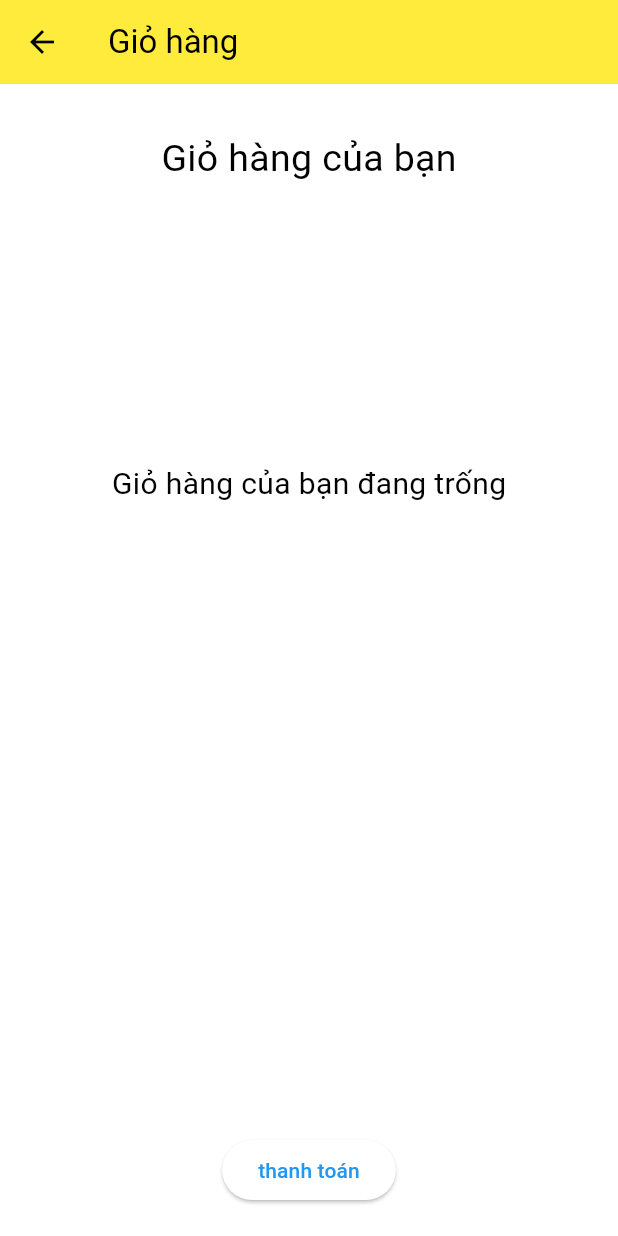
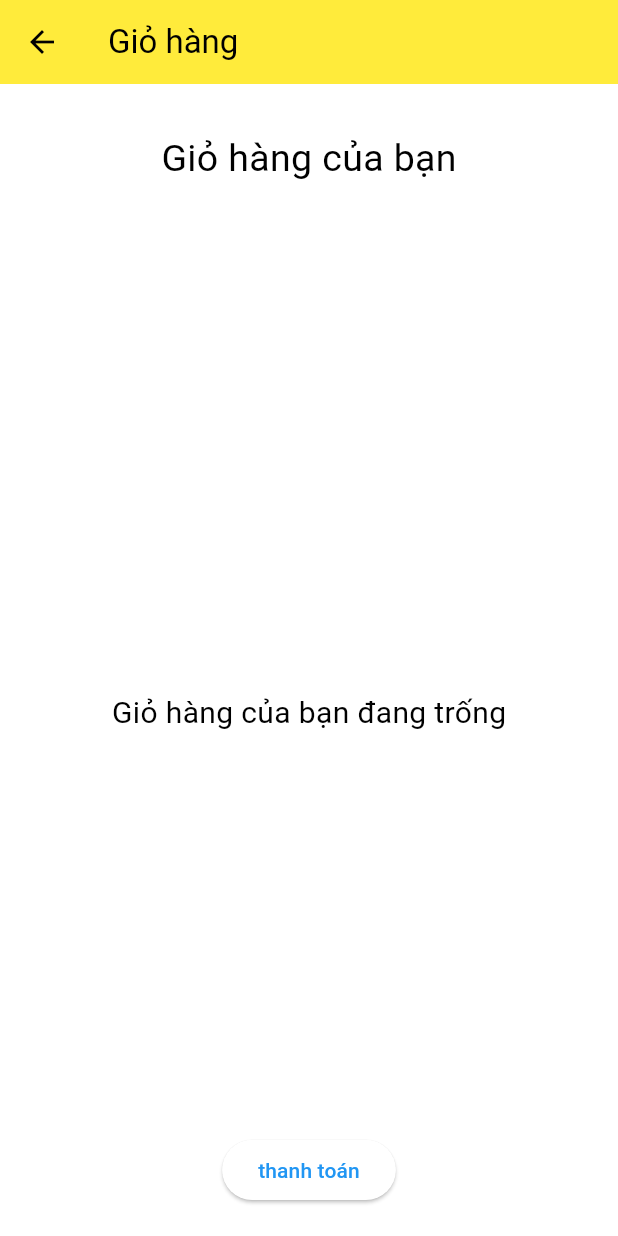
Before and after one commit to vudinhdangkhoa/buoi05, a Flutter app: the TrangGioHang screen opened directly, on a phone screen of 412 x 824 dp. Run offline on Flutter 3.47's test engine with Material 3 defaults, Android fonts, the phone set to English and light mode, and no system bars.

```diff
--- a/lib/bai4/GioHang.dart
+++ b/lib/bai4/GioHang.dart
@@ -24,7 +24,8 @@ class _DSGioHangState extends State<DSGioHang> {
           children: [
             Expanded(
               child: Container(
-                child: Center(
+                child: Align(
+                  alignment: Alignment.bottomCenter,
                   child: Text(
                     'Giỏ hàng của bạn đang trống',
                     style: TextStyle(fontSize: 20),
```
